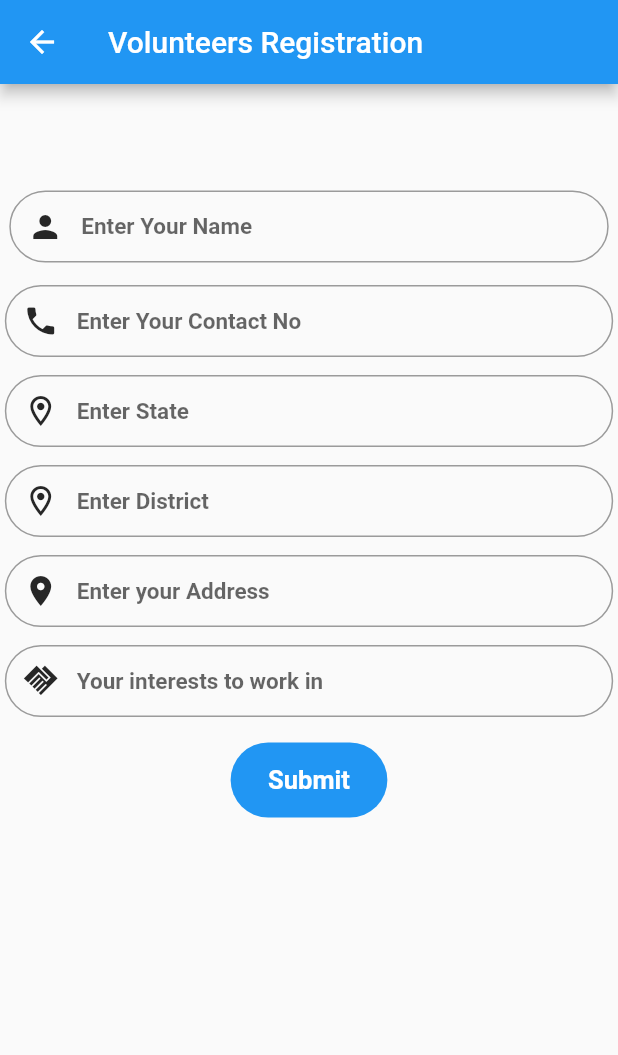
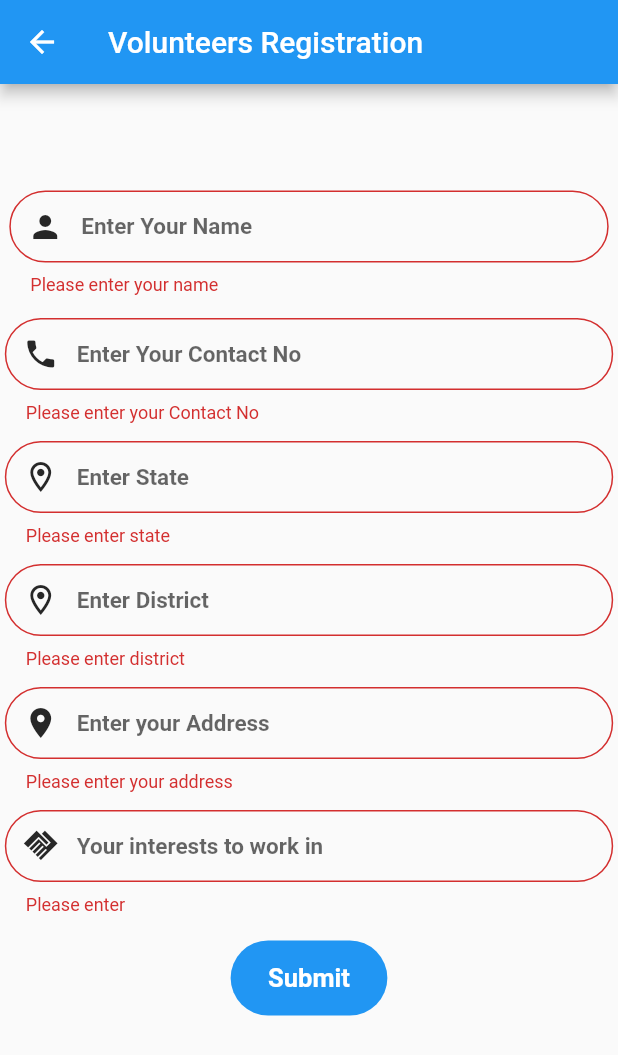
Before and after one commit to Shridhar-Atram/Disaster_Management, a Flutter app: the VolunteerReg screen opened directly, after a tap on "Submit", on a phone screen of 412 x 824 dp. Shown: the top 1055 px of the screen. Run offline on Flutter 3.47's test engine with Material 2 defaults, Android fonts, the light colour scheme and no system bars; our stand-ins replace cloud_firestore, firebase_auth, firebase_core, firebase_storage, flutter_otp_text_field, flutter_typeahead and 6 more; accounts and stored records are empty.

Commit message:
volunteer reg firebase

```diff
--- a/lib/src/features/authentication/screens/welcome/welcome_screen.dart
+++ b/lib/src/features/authentication/screens/welcome/welcome_screen.dart
@@ -79,7 +79,7 @@ class WelcomeScreen extends StatelessWidget {
                         const SizedBox(width: 10.0),
                         Expanded(
                           child: ElevatedButton(
-                            onPressed: () => Get.to(() => const VolunteerReg()),
+                            onPressed: () => Get.to(() =>  VolunteerReg()),
                             child: Text('Volunteer Registration'),
                           ),
                         ),
--- a/lib/src/features/volunteer/VolunteerReg.dart
+++ b/lib/src/features/volunteer/VolunteerReg.dart
@@ -1,9 +1,34 @@
 import 'package:flutter/material.dart';
+import 'package:cloud_firestore/cloud_firestore.dart';
+import 'package:firebase_storage/firebase_storage.dart';
 
-class VolunteerReg extends StatelessWidget {
-  const VolunteerReg({Key? key}) : super(key: key);
+class VolunteerReg extends StatefulWidget {
+   VolunteerReg({Key? key}) : super(key: key);
 
   @override
+   State<VolunteerReg> createState() => _VolunteerRegState();
+}
+class _VolunteerRegState extends State<VolunteerReg>{
+   TextEditingController _controllerName = TextEditingController();
+  TextEditingController _controllerCnumber = TextEditingController();
+  TextEditingController _controllerState = TextEditingController();
+  TextEditingController _controllerDistrict = TextEditingController();
+  TextEditingController _controllerAddress = TextEditingController();
+  TextEditingController _controllerInterests = TextEditingController();
+
+  GlobalKey<FormState> key = GlobalKey();
+  CollectionReference _reference =
+      FirebaseFirestore.instance.collection('volunteer_reg');
+
+void clearText() {
+  _controllerName.clear();
+   _controllerCnumber.clear();
+  _controllerState.clear();
+  _controllerDistrict.clear();
+  _controllerAddress.clear();
+  _controllerInterests.clear();
+  }
+
   Widget build(BuildContext context) {
     return Scaffold(
       appBar: AppBar(title: Text('Volunteers Registration')),
@@ -21,7 +46,7 @@ class VolunteerReg extends StatelessWidget {
                    margin:EdgeInsets.fromLTRB(4,10,4,4),
                    padding:EdgeInsets.all(1.0),
                           child: TextFormField(
-                         // controller: _controllerdescription,
+                          controller: _controllerName,
 
                           style: TextStyle(
                               fontSize: 15.0, fontWeight: FontWeight.bold),
@@ -47,7 +72,7 @@ class VolunteerReg extends StatelessWidget {
                    margin:EdgeInsets.all(1.0),
                    padding:EdgeInsets.all(1.0),
                           child: TextFormField(
-                         // controller: _controllerdescription,
+                          controller: _controllerCnumber,
 
                           style: TextStyle(
                               fontSize: 15.0, fontWeight: FontWeight.bold,),
@@ -73,7 +98,7 @@ class VolunteerReg extends StatelessWidget {
                    margin:EdgeInsets.all(1.0),
                    padding:EdgeInsets.all(1.0),
                           child: TextFormField(
-                         // controller: _controllerdescription,
+                         controller: _controllerState,
 
                           style: TextStyle(
                               fontSize: 15.0, fontWeight: FontWeight.bold,),
@@ -99,7 +124,7 @@ class VolunteerReg extends StatelessWidget {
                    margin:EdgeInsets.all(1.0),
                    padding:EdgeInsets.all(1.0),
                           child: TextFormField(
-                         // controller: _controllerdescription,
+                          controller: _controllerDistrict,
 
                           style: TextStyle(
                               fontSize: 15.0, fontWeight: FontWeight.bold,),
@@ -122,7 +147,7 @@ class VolunteerReg extends StatelessWidget {
                    margin:EdgeInsets.all(1.0),
                    padding:EdgeInsets.all(1.0),
                           child: TextFormField(
-                         // controller: _controllerdescription,
+                          controller: _controllerAddress,
 
                           style: TextStyle(
                               fontSize: 15.0, fontWeight: FontWeight.bold,),
@@ -145,7 +170,7 @@ class VolunteerReg extends StatelessWidget {
                    margin:EdgeInsets.all(1.0),
                    padding:EdgeInsets.all(1.0),
                           child: TextFormField(
-                         // controller: _controllerdescription,
+                          controller: _controllerInterests,
 
                           style: TextStyle(
                               fontSize: 15.0, fontWeight: FontWeight.bold,),
@@ -180,7 +205,28 @@ class VolunteerReg extends StatelessWidget {
                                       color: Colors.white)),
                             ),
                             onTap: () async {
+                               if (key.currentState!.validate()) {
 
+                                String vName = _controllerName.text;
+                                String vNumber =
+                                    _controllerCnumber.text;
+                                     String vState = _controllerState.text;
+                                      String vDistrict = _controllerDistrict.text;
+                                       String vAddress = _controllerAddress.text;
+                                        String vInterests = _controllerInterests.text;
+
+                                Map<String, String> dataToSend = {
+                                  'name': vName,
+                                  'number': vNumber,
+                                  'state': vState,
+                                  'district':vDistrict,
+                                  'address':vAddress,
+                                  'interests': vInterests,
+
+                                };
+                                _reference.add(dataToSend);
+                                 clearText();
+                              }
                               }
 
 
--- a/pubspec.yaml
+++ b/pubspec.yaml
@@ -54,6 +54,7 @@ dependencies:
   google_sign_in: ^6.0.2
   fluttertoast: ^8.2.1
   provider: ^6.0.5
+  firebase_storage: ^11.0.15
 
 dev_dependencies:
   flutter_test:
```
Also changed, not shown: pubspec.lock, 2 other files.
